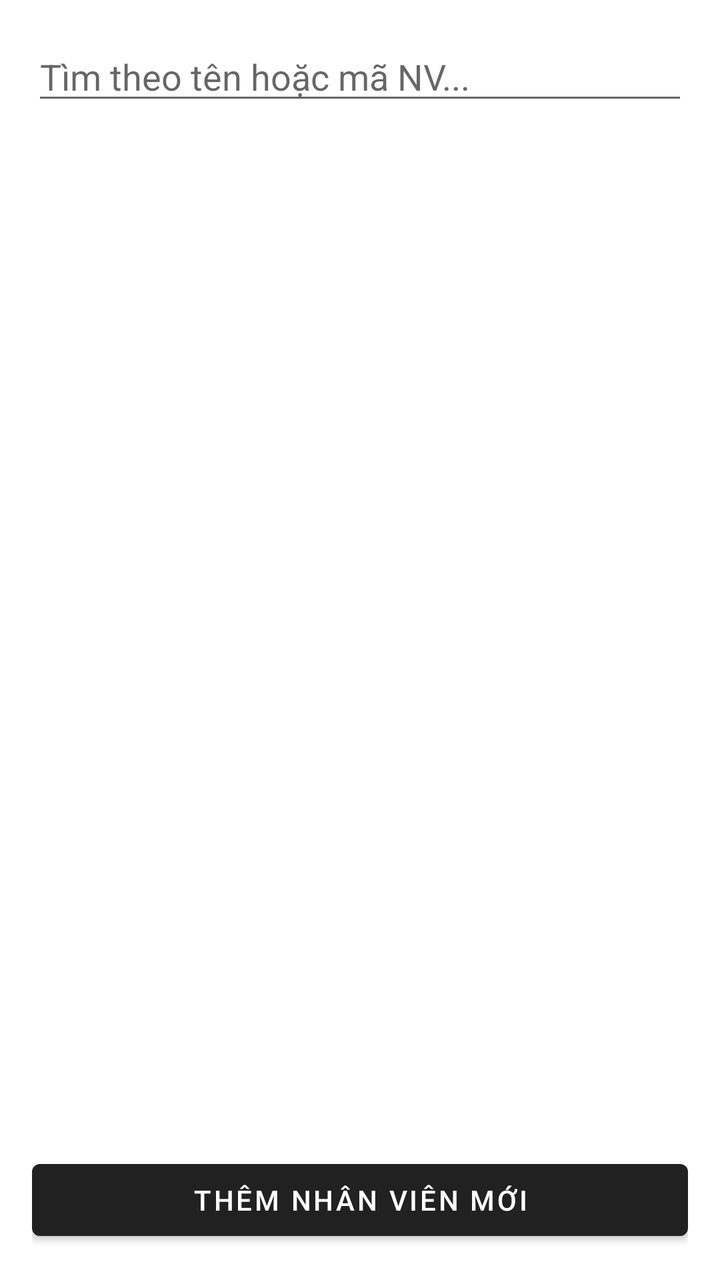
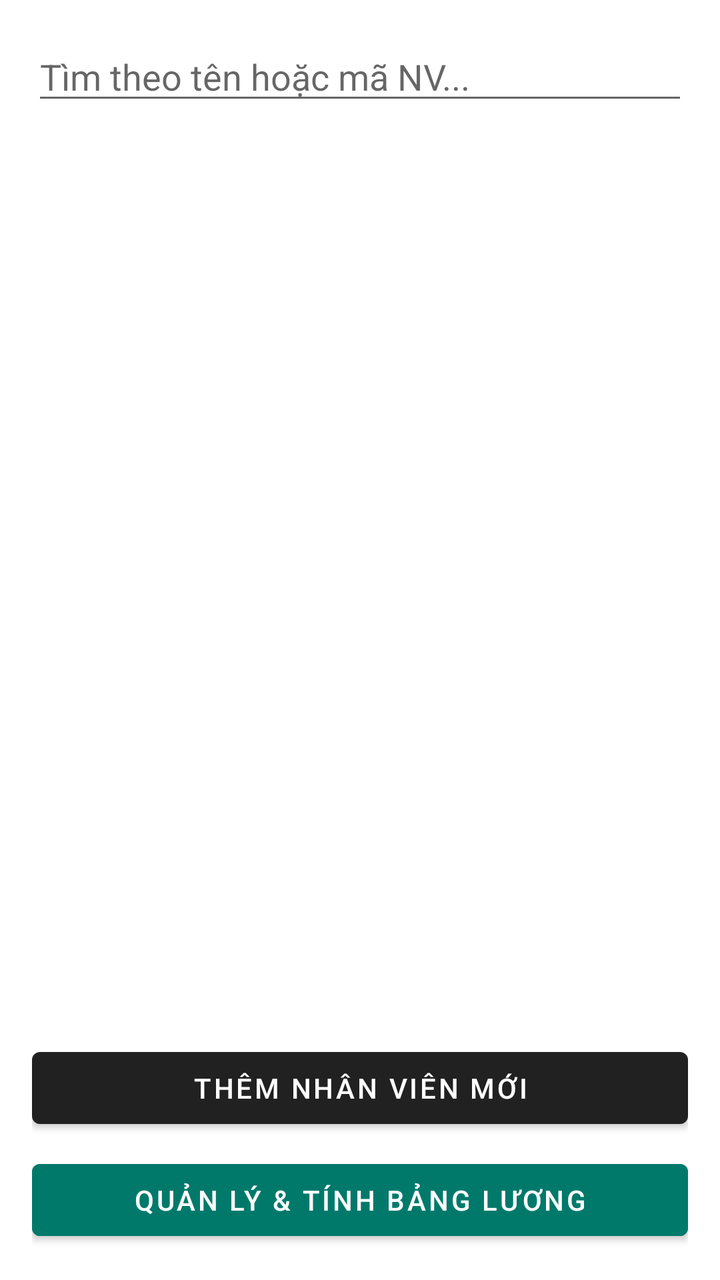

An Android layout rendered at two revisions. The XML below is the earlier revision; the diff shows what the commit changed to produce the second picture.
<!-- AndroidManifest.xml: application theme Theme.MaterialComponents.DayNight.DarkActionBar -->
<!-- res/layout/activity_employee_management.xml -->
<?xml version="1.0" encoding="utf-8"?>
<LinearLayout xmlns:android="http://schemas.android.com/apk/res/android"
    android:layout_width="match_parent" android:layout_height="match_parent"
    android:orientation="vertical" android:padding="16dp">

    <EditText
        android:id="@+id/edtSearch"
        android:layout_width="match_parent" android:layout_height="wrap_content"
        android:hint="Tìm theo tên hoặc mã NV..."
        android:drawablePadding="8dp" />

    <androidx.recyclerview.widget.RecyclerView
        android:id="@+id/rvEmployees"
        android:layout_width="match_parent" android:layout_height="0dp"
        android:layout_weight="1" android:layout_marginTop="16dp"/>

    <Button
        android:id="@+id/btnAdd"
        android:layout_width="match_parent" android:layout_height="wrap_content"
        android:text="Thêm Nhân viên mới" />
</LinearLayout>
<!-- resources referenced by this layout -->
<resources>

</resources>

<!-- the commit's change to res/layout/activity_employee_management.xml (unified diff, before → after) -->
@@ -1,21 +1,35 @@
 <?xml version="1.0" encoding="utf-8"?>
 <LinearLayout xmlns:android="http://schemas.android.com/apk/res/android"
-    android:layout_width="match_parent" android:layout_height="match_parent"
-    android:orientation="vertical" android:padding="16dp">
+    android:layout_width="match_parent"
+    android:layout_height="match_parent"
+    android:orientation="vertical"
+    android:padding="16dp">
 
     <EditText
         android:id="@+id/edtSearch"
-        android:layout_width="match_parent" android:layout_height="wrap_content"
+        android:layout_width="match_parent"
+        android:layout_height="wrap_content"
         android:hint="Tìm theo tên hoặc mã NV..."
         android:drawablePadding="8dp" />
 
     <androidx.recyclerview.widget.RecyclerView
         android:id="@+id/rvEmployees"
-        android:layout_width="match_parent" android:layout_height="0dp"
-        android:layout_weight="1" android:layout_marginTop="16dp"/>
+        android:layout_width="match_parent"
+        android:layout_height="0dp"
+        android:layout_weight="1"
+        android:layout_marginTop="16dp"/>
 
     <Button
         android:id="@+id/btnAdd"
-        android:layout_width="match_parent" android:layout_height="wrap_content"
+        android:layout_width="match_parent"
+        android:layout_height="wrap_content"
         android:text="Thêm Nhân viên mới" />
+
+    <Button
+        android:id="@+id/btnSalaryManagement"
+        android:layout_width="match_parent"
+        android:layout_height="wrap_content"
+        android:layout_marginTop="8dp"
+        android:backgroundTint="#00796B"
+        android:text="Quản lý &amp; Tính Bảng Lương" />
 </LinearLayout>
